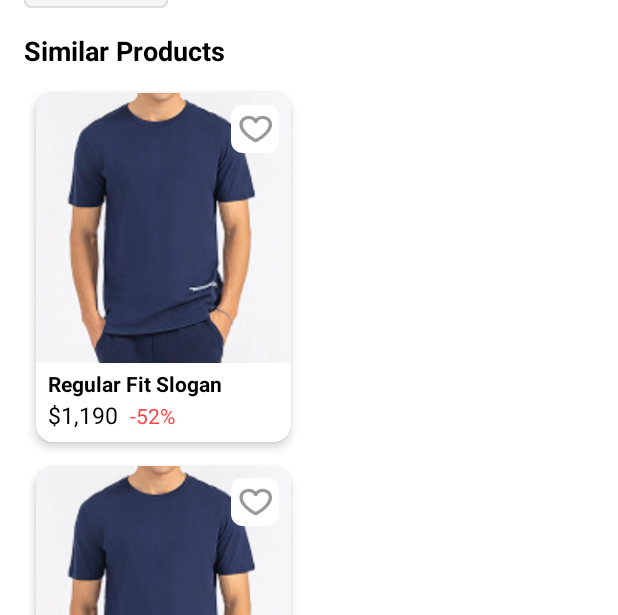
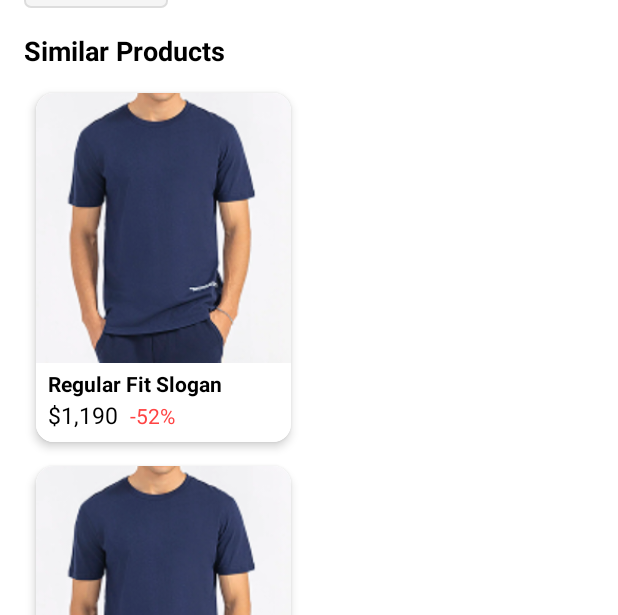
Before and after one commit to dev8811/stylo, an Android app: the layout activity_product_detail.xml on its own in the app's theme, with its tools: preview values and no code run, scrolled down 476 dp, on a phone screen of 412 x 824 dp. Shown: the part 273-888 px from the top of the screen. Run offline under Robolectric (Android 15) with nearby library versions, the phone set to English and light mode, and no system bars.

```diff
--- /dev/null
+++ b/app/src/main/java/com/Stylo/stylo/data/WishlistResponse.kt
@@ -0,0 +1,6 @@
+package com.Stylo.stylo.data
+
+data class WishlistResponse(
+    val status : String?,
+    val message : String?
+)
--- a/app/src/main/res/layout/activity_product_detail.xml
+++ b/app/src/main/res/layout/activity_product_detail.xml
@@ -45,6 +45,18 @@
                     app:tabBackground="@drawable/tab_selector"
                     app:tabGravity="center"
                     app:tabIndicatorHeight="0dp" />
+
+                <!-- Wishlist heart icon -->
+                <ImageView
+                    android:id="@+id/favoriteIcon"
+                    android:layout_width="32dp"
+                    android:layout_height="32dp"
+                    android:layout_gravity="top|end"
+                    android:layout_margin="16dp"
+                    android:background="@drawable/heart_background"
+                    android:padding="4dp"
+                    android:contentDescription="Add to wishlist"
+                    android:src="@drawable/heart" />
             </FrameLayout>
 
             <!-- Product Details Section -->
@@ -223,7 +235,6 @@
             android:textSize="18sp"
             android:textStyle="bold" />
 
-
         <!-- Add to Cart Button -->
         <com.google.android.material.button.MaterialButton
             android:id="@+id/btnAddToCart"
--- a/app/src/main/res/layout/item_product_card.xml
+++ b/app/src/main/res/layout/item_product_card.xml
@@ -33,6 +33,7 @@
                 android:layout_margin="8dp"
                 android:background="@drawable/heart_background"
                 android:padding="4dp"
+                android:visibility="gone"
                 android:src="@drawable/heart" />
         </FrameLayout>
 
```
Also changed, not shown: app/src/main/java/com/Stylo/stylo/RetrofitApi/ApiInterface.kt (+15 -4 lines), app/src/main/java/com/Stylo/stylo/adapter/ProductAdapter.kt (+5 -5 lines), app/src/main/java/com/Stylo/stylo/ui/home/Product_detail_Activity.kt (+113 -0 lines).
